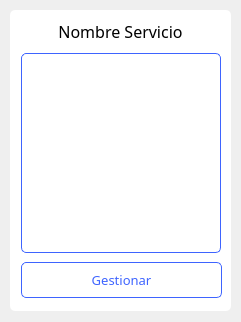
Above: hospital-Core/Widgets/Administrador/administrador_tarjeta_servicios.ui from MrDanielG/Hospital-SCRUM before the change. Below: the same form after it.
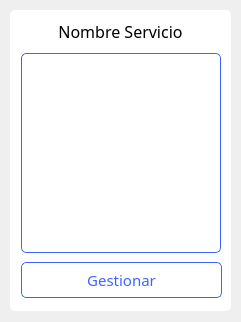
That is the form after the change. Icons and pictures are not drawn.

Commit message: UI Gestion Servicio

Patch:
```diff
--- a/hospital-Core/Widgets/Administrador/administrador_tarjeta_servicios.ui
+++ b/hospital-Core/Widgets/Administrador/administrador_tarjeta_servicios.ui
@@ -95,7 +95,7 @@
    <property name="font">
     <font>
      <family>Montserrat Medium</family>
-     <pointsize>10</pointsize>
+     <pointsize>11</pointsize>
     </font>
    </property>
    <property name="styleSheet">
```
The commit also changes 5 other files.
